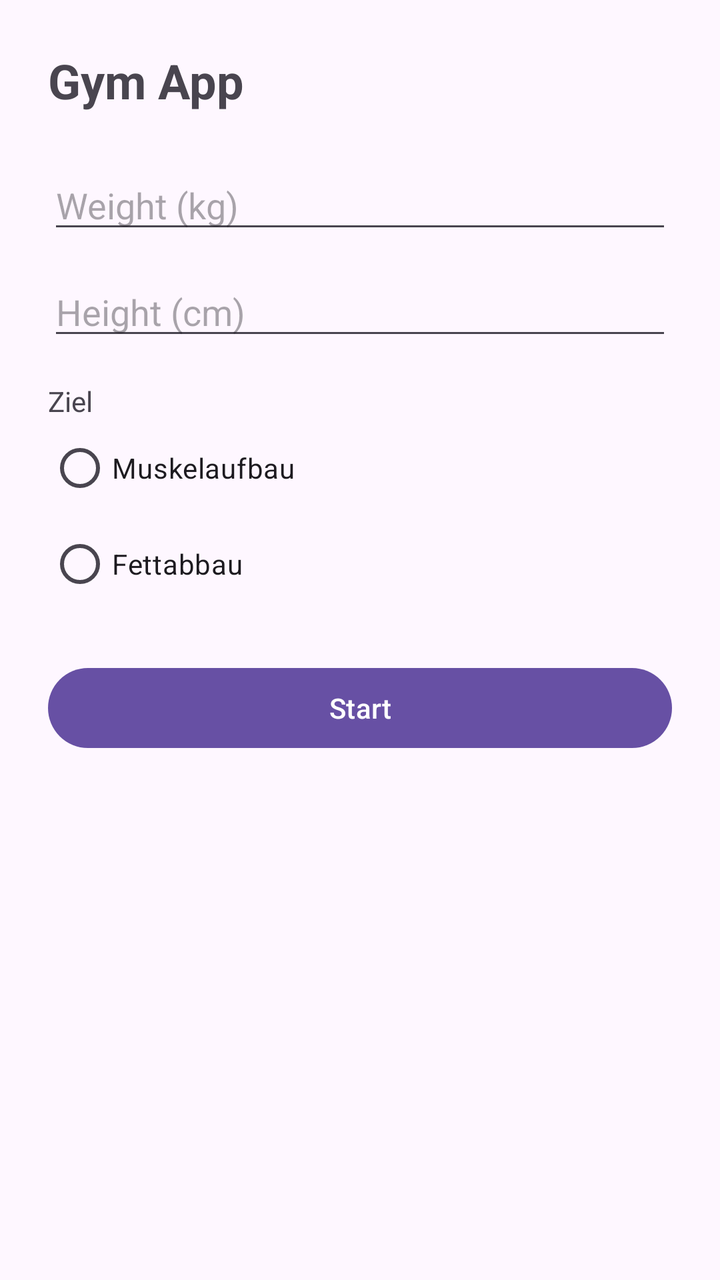
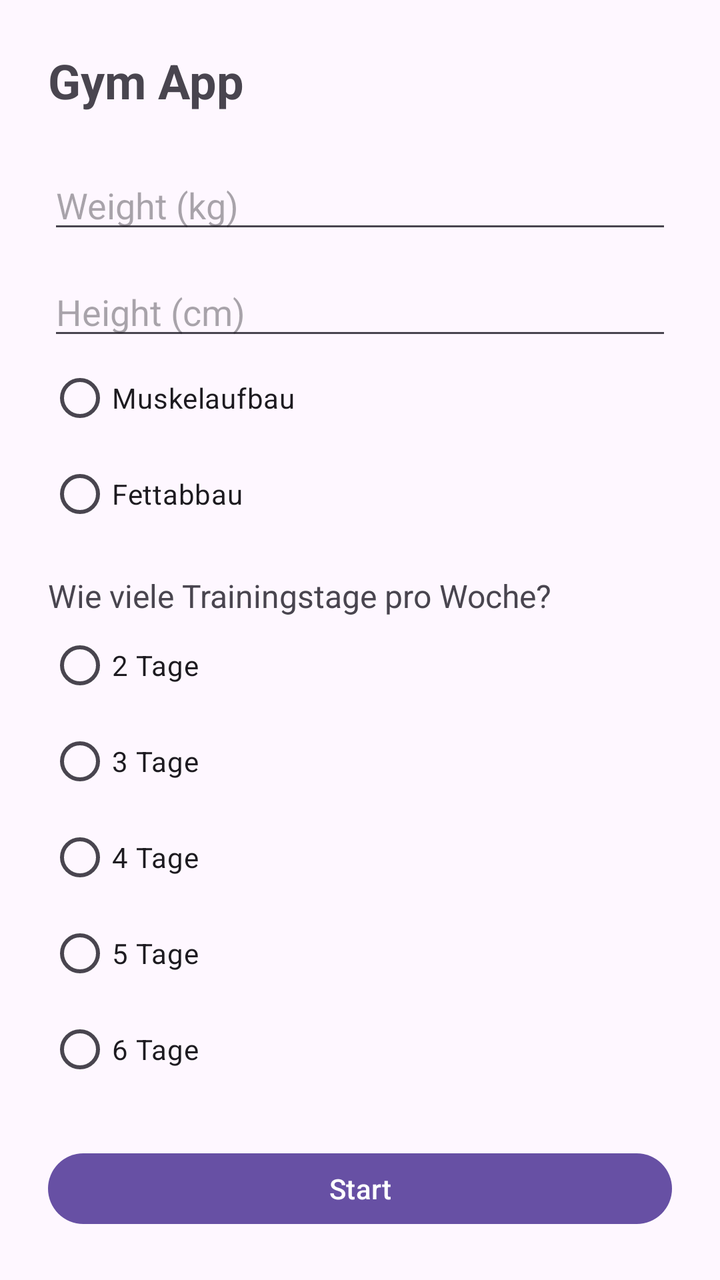

Before-and-after screenshots of an Android layout around one commit, followed by the original layout XML and the change that was made.
<!-- AndroidManifest.xml: application theme Theme.ErstApp -->
<!-- res/layout/activity_main.xml -->
<?xml version="1.0" encoding="utf-8"?>
<LinearLayout xmlns:android="http://schemas.android.com/apk/res/android"
    android:layout_width="match_parent"
    android:layout_height="match_parent"
    android:orientation="vertical"
    android:padding="24dp">

    <TextView
        android:layout_width="wrap_content"
        android:layout_height="wrap_content"
        android:text="Gym App"
        android:textSize="24sp"
        android:textStyle="bold"
        android:layout_marginBottom="24dp"/>

    <EditText
        android:id="@+id/weightInput"
        android:layout_width="match_parent"
        android:layout_height="wrap_content"
        android:hint="Weight (kg)"
        android:inputType="number"/>

    <EditText
        android:id="@+id/heightInput"
        android:layout_width="match_parent"
        android:layout_height="wrap_content"
        android:hint="Height (cm)"
        android:inputType="number"
        android:layout_marginTop="12dp"/>

    <TextView
        android:layout_width="wrap_content"
        android:layout_height="wrap_content"
        android:text="@string/goal_label"
        android:layout_marginTop="16dp"/>

    <RadioGroup
        android:id="@+id/goalRadioGroup"
        android:layout_width="wrap_content"
        android:layout_height="wrap_content">

        <RadioButton
            android:id="@+id/radioMuscle"
            android:layout_width="wrap_content"
            android:layout_height="wrap_content"
            android:text="Muskelaufbau"/>

        <RadioButton
            android:id="@+id/radioFatLoss"
            android:layout_width="wrap_content"
            android:layout_height="wrap_content"
            android:text="Fettabbau"/>
    </RadioGroup>
    <Button
        android:id="@+id/startButton"
        android:layout_width="match_parent"
        android:layout_height="wrap_content"
        android:text="Start"
        android:layout_marginTop="24dp"/>
</LinearLayout>
<!-- resources referenced by this layout -->
<resources>
  <string name="goal_label">Ziel</string>
  <style name="Theme.ErstApp" parent="Base.Theme.ErstApp" />
  <style name="Base.Theme.ErstApp" parent="Theme.Material3.DayNight.NoActionBar">
          
          
      </style>
</resources>

<!-- the commit's change to res/layout/activity_main.xml (unified diff, before → after) -->
@@ -28,12 +28,6 @@
         android:inputType="number"
         android:layout_marginTop="12dp"/>
 
-    <TextView
-        android:layout_width="wrap_content"
-        android:layout_height="wrap_content"
-        android:text="@string/goal_label"
-        android:layout_marginTop="16dp"/>
-
     <RadioGroup
         android:id="@+id/goalRadioGroup"
         android:layout_width="wrap_content"
@@ -51,6 +45,46 @@
             android:layout_height="wrap_content"
             android:text="Fettabbau"/>
     </RadioGroup>
+    <TextView
+        android:layout_width="wrap_content"
+        android:layout_height="wrap_content"
+        android:text="Wie viele Trainingstage pro Woche?"
+        android:textSize="16sp"
+        android:layout_marginTop="16dp"/>
+
+    <RadioGroup
+        android:id="@+id/daysRadioGroup"
+        android:layout_width="wrap_content"
+        android:layout_height="wrap_content">
+        <RadioButton
+            android:id="@+id/radio2Days"
+            android:layout_width="wrap_content"
+            android:layout_height="wrap_content"
+            android:text="2 Tage"/>
+        <RadioButton
+            android:id="@+id/radio3Days"
+            android:layout_width="wrap_content"
+            android:layout_height="wrap_content"
+            android:text="3 Tage"/>
+
+        <RadioButton
+            android:id="@+id/radio4Days"
+            android:layout_width="wrap_content"
+            android:layout_height="wrap_content"
+            android:text="4 Tage"/>
+
+        <RadioButton
+            android:id="@+id/radio5Days"
+            android:layout_width="wrap_content"
+            android:layout_height="wrap_content"
+            android:text="5 Tage"/>
+
+        <RadioButton
+            android:id="@+id/radio6Days"
+            android:layout_width="wrap_content"
+            android:layout_height="wrap_content"
+            android:text="6 Tage"/>
+    </RadioGroup>
     <Button
         android:id="@+id/startButton"
         android:layout_width="match_parent"
<!-- resource entries referenced after the edit -->
@@ -1,6 +1,5 @@
 <!-- resources referenced by this layout -->
 <resources>
-  <string name="goal_label">Ziel</string>
   <style name="Theme.ErstApp" parent="Base.Theme.ErstApp" />
   <style name="Base.Theme.ErstApp" parent="Theme.Material3.DayNight.NoActionBar">
           
